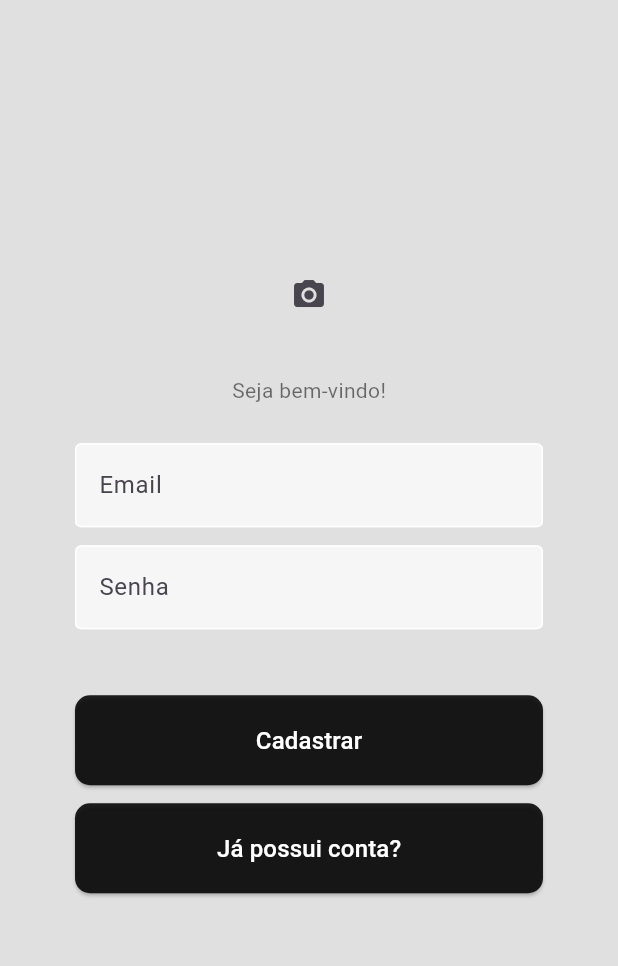
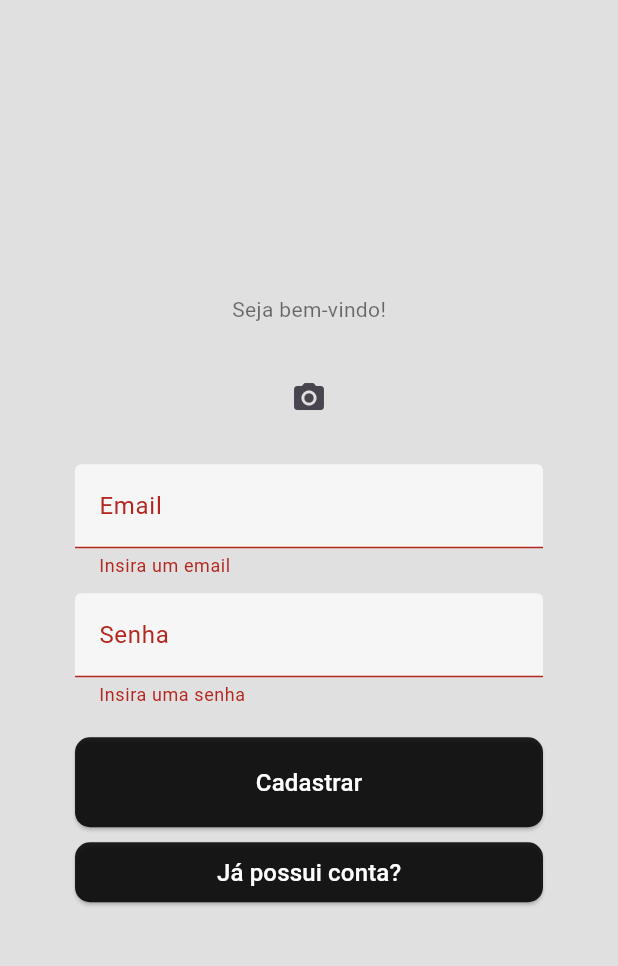
Before and after one commit to JonasGz/abast_control, a Flutter app: the SignupPage screen opened by its route, after a tap on "Cadastrar", on a phone screen of 412 x 824 dp, the part 84-1050 px from its top. Run offline on Flutter 3.47's test engine with Material 3 defaults, Android fonts, the phone set to English and light mode, and no system bars; our stand-ins replace camera, firebase_auth, firebase_core, firebase_storage, permission_handler; accounts and stored records are empty.

Commit message:
add FirebaseStorage and validation forms

```diff
--- a/lib/components/signup_form.dart
+++ b/lib/components/signup_form.dart
@@ -1,7 +1,10 @@
+import 'dart:io';
+
 import 'package:abast_app/components/button.dart';
 import 'package:abast_app/providers/auth_provider.dart';
 import 'package:flutter/material.dart';
 import 'package:provider/provider.dart';
+import 'package:firebase_storage/firebase_storage.dart';
 
 class SignupForm extends StatefulWidget {
   SignupForm({super.key});
@@ -12,10 +15,9 @@ class SignupForm extends StatefulWidget {
 
 class _SignupFormState extends State<SignupForm> {
   final _formKey = GlobalKey<FormState>();
-
   final emailController = TextEditingController();
-
   final passwordController = TextEditingController();
+  String? imagePath;
 
   @override
   Widget build(BuildContext context) {
@@ -23,13 +25,50 @@ class _SignupFormState extends State<SignupForm> {
 
     return Container(
       padding: const EdgeInsets.only(left: 50.0, right: 50.0),
-      height: 300.0,
-      child: Form(
+      child: Column(
+        mainAxisAlignment: MainAxisAlignment.spaceBetween,
+        children: [
+          imagePath != null
+              ? Stack(
+                  children: [
+                    Image.file(
+                      width: 200,
+                      height: 200,
+                      File(imagePath!),
+                    ),
+                    IconButton(
+                      onPressed: () {
+                        setState(() {
+                          imagePath = null;
+                        });
+                      },
+                      icon: const Icon(Icons.delete),
+                    )
+                  ],
+                )
+              : IconButton(
+                  onPressed: () async {
+                    Object? result = await Navigator.of(context)
+                        .pushNamed('/take-picture-page');
+                    if (result != null) {
+                      setState(
+                        () {
+                          imagePath = result as String;
+                        },
+                      );
+                    }
+                  },
+                  icon: const Icon(Icons.camera_alt),
+                ),
+          SizedBox(
+            height: 20.0,
+          ),
+          Form(
             key: _formKey,
             child: Column(
               mainAxisAlignment: MainAxisAlignment.spaceBetween,
               children: [
-            TextField(
+                TextFormField(
                   controller: emailController,
                   decoration: const InputDecoration(
                     labelText: 'Email',
@@ -43,8 +82,16 @@ class _SignupFormState extends State<SignupForm> {
                     fillColor: Colors.white70,
                     filled: true,
                   ),
+                  validator: (value) {
+                    if (value == null || value.isEmpty) {
+                      return 'Insira um email';
+                    }
+                  },
                 ),
-            TextField(
+                SizedBox(
+                  height: 10.0,
+                ),
+                TextFormField(
                   controller: passwordController,
                   decoration: const InputDecoration(
                     labelText: 'Senha',
@@ -58,6 +105,11 @@ class _SignupFormState extends State<SignupForm> {
                     fillColor: Colors.white70,
                     filled: true,
                   ),
+                  validator: (value) {
+                    if (value == null || value.isEmpty) {
+                      return 'Insira uma senha';
+                    }
+                  },
                 ),
                 const SizedBox(
                   height: 20.0,
@@ -67,27 +119,52 @@ class _SignupFormState extends State<SignupForm> {
                   height: 60.0,
                   child: Button(
                     'Cadastrar',
-                () {
+                    () async {
+                      if (_formKey.currentState!.validate()) {
                         final email = emailController.text;
                         final password = passwordController.text;
-                  authProvider.signUp(email, password).then((response) => {
+                        bool response =
+                            await authProvider.signUp(email, password);
                         if (response) {
-                      Navigator.pushNamed(context, '/abast-page')
+                          try {
+                            var storage = FirebaseStorage.instance;
+                            var reference = storage.ref();
+                            var fileReference = reference.child("$email.jpg");
+                            var imageFile = File(imagePath!);
+                            if (!imageFile.existsSync()) {
+                              print('Arquivo não encontrado: $imagePath');
+                              return;
                             }
-                  });
+                            var uploadFile =
+                                await fileReference.putFile(imageFile);
+                            print('UPOU A IMAGEM!');
+                            Navigator.pushNamed(context, '/abast-page');
+                          } on FirebaseException catch (e) {
+                            print('Erro FirebaseStorage');
+                          }
+                        } else {}
+                      }
                     },
                   ),
                 ),
                 SizedBox(
+                  height: 10.0,
+                ),
+                SizedBox(
                   width: double.infinity,
-              height: 60.0,
-              child: Button('Já possui conta?', () {
+                  height: 40.0,
+                  child: Button(
+                    'Já possui conta?',
+                    () {
                       Navigator.pushNamed(context, '/login');
-              }),
+                    },
+                  ),
                 ),
               ],
             ),
           ),
+        ],
+      ),
     );
   }
 }
--- a/lib/pages/signup_page.dart
+++ b/lib/pages/signup_page.dart
@@ -29,30 +29,6 @@ class _SignupPageState extends State<SignupPage> {
         child: Column(
           mainAxisAlignment: MainAxisAlignment.center,
           children: [
-            imagePath != null ? Stack(
-              children: [
-                Image.file(
-                  width: 200,
-                  height: 200,
-                  File(imagePath!),
-                ),
-                 IconButton(
-                    onPressed: () {
-                    setState(() {
-                    imagePath = null;
-                    });
-                    },
-                    icon: const Icon(Icons.delete),
-                )
-              ],
-            ) : IconButton(onPressed: () async {
-                Object? result = await Navigator.of(context).pushNamed('/take-picture-page');
-                if (result != null) {
-                  setState(() {
-                    imagePath = result as String;
-                  },);
-                }
-            }, icon: const Icon(Icons.camera_alt),),
             SizedBox(
               height: 30,
             ),
--- a/pubspec.yaml
+++ b/pubspec.yaml
@@ -40,6 +40,8 @@ dependencies:
   provider: ^6.1.2
   camera: ^0.11.0+1
   permission_handler: ^11.3.1
+  firebase_storage: ^12.0.1
+  cloud_firestore: ^5.0.1
 
 dev_dependencies:
   flutter_test:
```
Also changed, not shown: lib/components/login_form.dart (+26 -13 lines), lib/providers/auth_provider.dart (+3 -5 lines). Lines whose indentation alone changed are shown as unchanged.
